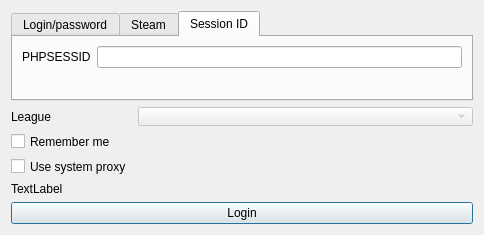
The window that forms/logindialog.ui (xyzz/acquisition) describes before a commit, drawn with Qt 5.
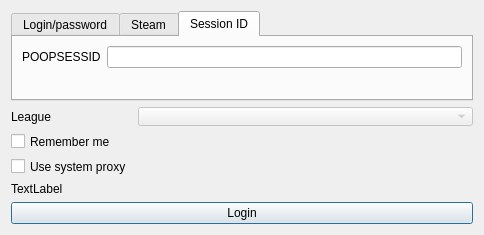
The same window after the commit. The open tabs and pages were chosen to show the change.

The edit to the form file:
```diff
--- a/forms/logindialog.ui
+++ b/forms/logindialog.ui
@@ -111,7 +111,7 @@
             </size>
            </property>
            <property name="text">
-            <string>PHPSESSID</string>
+            <string>POOPSESSID</string>
            </property>
           </widget>
          </item>
```
